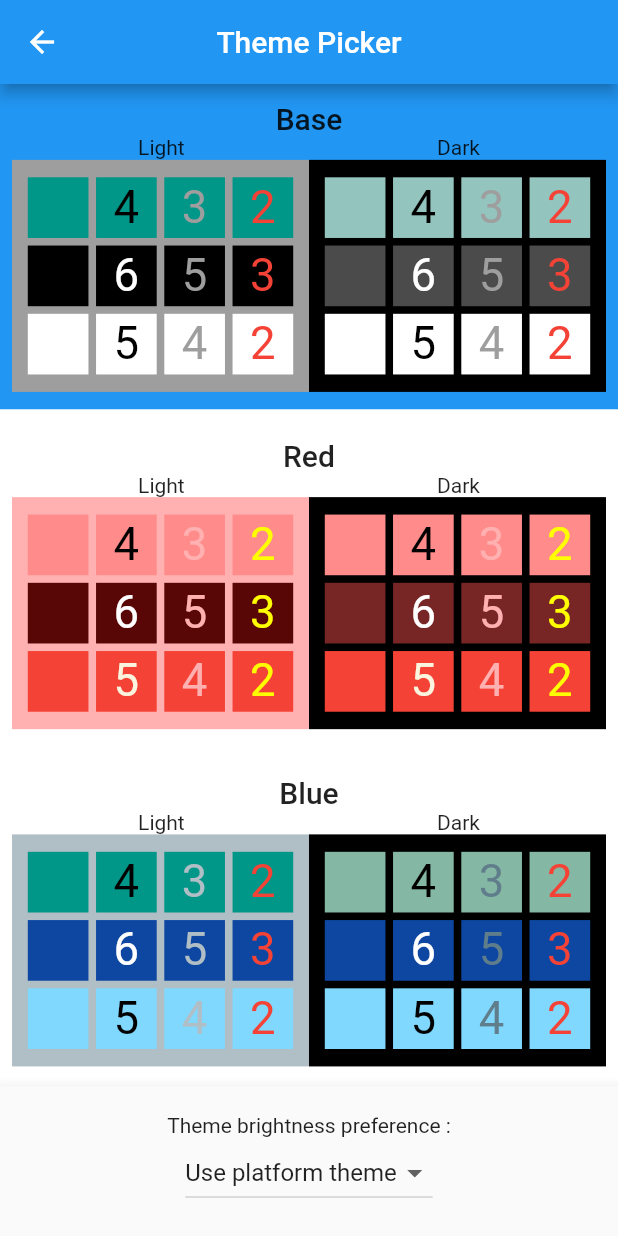
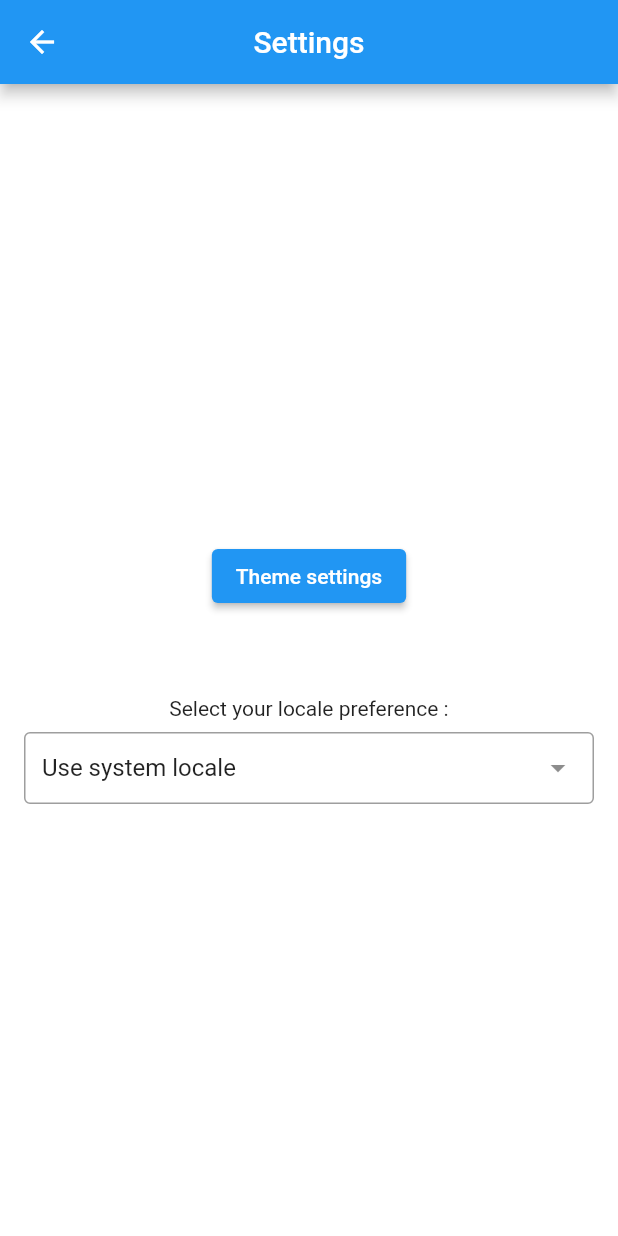
Before and after one commit to ArthurVinbeau/mosaic, a Flutter app: the screen it shows after launch, after a tap on the "settings" icon, on a phone screen of 412 x 824 dp. Run offline on Flutter 3.47's test engine with Material 2 defaults, Android fonts, the phone set to English and light mode, and no system bars; drawn by our look-alikes of dropdown_search; our stand-ins replace bloc, equatable, flutter_bloc, flutter_localized_locales, logger, shared_preferences and 1 more; generated files the repository leaves out were written again.

Commit message:
feat(Locale): locale picker

```diff
--- /dev/null
+++ b/lib/blocs/locale/locale_bloc.dart
@@ -0,0 +1,51 @@
+import 'dart:ui';
+
+import 'package:bloc/bloc.dart';
+import 'package:flutter_gen/gen_l10n/app_localizations.dart';
+import 'package:meta/meta.dart';
+import 'package:shared_preferences/shared_preferences.dart';
+
+part 'locale_event.dart';
+
+part 'locale_state.dart';
+
+class LocaleBloc extends Bloc<LocaleEvent, LocaleState> {
+  Locale? _locale;
+  Locale? _fallback;
+
+  static const prefsKey = "locale";
+
+  LocaleBloc([Locale? locale])
+      : _locale = locale,
+        super(LocaleState(locale)) {
+    on<LocalePickedEvent>(_onPicked);
+    on<LoadLocaleEvent>(_onLoad);
+  }
+
+  void _onLoad(LoadLocaleEvent event, Emitter emit) async {
+    _fallback = event.fallbackLocale;
+    final prefs = await SharedPreferences.getInstance();
+    final str = prefs.getString(prefsKey);
+    if (str != null) {
+      _locale = AppLocalizations.supportedLocales
+          .firstWhere((Locale l) => l.toLanguageTag() == str, orElse: () => _fallback!);
+    }
+    emit(LocaleState(_locale));
+  }
+
+  void _onPicked(LocalePickedEvent event, Emitter emit) {
+    if (event.locale == null || AppLocalizations.supportedLocales.contains(event.locale)) {
+      _locale = event.locale;
+    } else {
+      _locale = _fallback;
+    }
+    SharedPreferences.getInstance().then((prefs) {
+      if (_locale != null) {
+        prefs.setString(prefsKey, _locale!.toLanguageTag());
+      } else {
+        prefs.remove(prefsKey);
+      }
+    });
+    emit(LocaleState(_locale));
+  }
+}
--- /dev/null
+++ b/lib/blocs/locale/locale_event.dart
@@ -0,0 +1,16 @@
+part of 'locale_bloc.dart';
+
+@immutable
+abstract class LocaleEvent {}
+
+class LoadLocaleEvent extends LocaleEvent {
+  final Locale fallbackLocale;
+
+  LoadLocaleEvent(this.fallbackLocale);
+}
+
+class LocalePickedEvent extends LocaleEvent {
+  final Locale? locale;
+
+  LocalePickedEvent(this.locale);
+}
--- /dev/null
+++ b/lib/blocs/locale/locale_state.dart
@@ -0,0 +1,8 @@
+part of 'locale_bloc.dart';
+
+@immutable
+class LocaleState {
+  final Locale? locale;
+
+  const LocaleState(this.locale);
+}
--- a/lib/l10n/app_en.arb
+++ b/lib/l10n/app_en.arb
@@ -212,5 +212,21 @@
   "denyDialog": "no",
   "@denyDialog": {
     "description": "Deny dialog action"
+  },
+  "settingsTitle": "Settings",
+  "@settingsTitle": {
+    "description": "Settings page title"
+  },
+  "themeSettingsButton": "Theme settings",
+  "@themeSettingsButton": {
+    "description": "The button that leads to the theme settings"
+  },
+  "localePicker": "Select your locale preference :",
+  "@localePicker": {
+    "description": "Locale preference picker label"
+  },
+  "useSystemLocale": "Use system locale",
+  "@useSystemLocale": {
+    "description": "use system locale"
   }
 }
--- a/lib/l10n/app_fr.arb
+++ b/lib/l10n/app_fr.arb
@@ -39,5 +39,9 @@
   "restartConfirmation": "Redémarrer la partie actuelle ?",
   "restartConfirmationDescription": "Vous perdrez votre progression actuelle",
   "confirmDialog": "oui",
-  "denyDialog": "non"
+  "denyDialog": "non",
+  "settingsTitle": "Paramètres",
+  "themeSettingsButton": "Paramètres des thèmes",
+  "localePicker": "Préférence de langue :",
+  "useSystemLocale": "Utiliser la langue de l'appareil"
 }
--- a/lib/main.dart
+++ b/lib/main.dart
@@ -1,14 +1,18 @@
+import 'dart:ui';
+
 import 'package:flutter/material.dart';
 import 'package:flutter_bloc/flutter_bloc.dart';
 import 'package:flutter_gen/gen_l10n/app_localizations.dart';
+import 'package:flutter_localized_locales/flutter_localized_locales.dart';
 import 'package:mosaic/blocs/app_state/app_state_bloc.dart';
 import 'package:mosaic/blocs/game/game_bloc.dart';
+import 'package:mosaic/blocs/locale/locale_bloc.dart';
 import 'package:mosaic/blocs/theme/theme_cubit.dart';
 import 'package:mosaic/blocs/theme_picker/theme_picker_bloc.dart';
 import 'package:mosaic/blocs/timer/timer_bloc.dart';
 import 'package:mosaic/blocs/tutorial/tutorial_bloc.dart';
 import 'package:mosaic/presentation/new_game_widget.dart';
-import 'package:mosaic/theme_picker.dart';
+import 'package:mosaic/settings_page.dart';
 import 'package:mosaic/tutorial_page.dart';
 import 'package:mosaic/utils/config.dart';
 
@@ -40,18 +44,29 @@ class MyApp extends StatelessWidget {
                 ThemeCubit(MediaQueryData.fromWindow(WidgetsBinding.instance.window).platformBrightness)),
         BlocProvider<ThemePickerBloc>(create: (context) => ThemePickerBloc(BlocProvider.of<ThemeCubit>(context))),
         BlocProvider<TutorialBloc>(create: (context) => TutorialBloc()),
+        BlocProvider<LocaleBloc>(
+          create: (context) => LocaleBloc()..add(LoadLocaleEvent(const Locale('en'))),
+        ),
       ],
-      child: BlocBuilder<ThemeCubit, ThemeState>(builder: (BuildContext context, ThemeState state) {
+      child: BlocBuilder<ThemeCubit, ThemeState>(builder: (BuildContext context, ThemeState themeState) {
+        return BlocBuilder<LocaleBloc, LocaleState>(
+          builder: (context, localeState) {
             return MaterialApp(
               onGenerateTitle: (context) => AppLocalizations.of(context)!.appTitle,
               navigatorKey: navigatorKey,
-          localizationsDelegates: AppLocalizations.localizationsDelegates,
+              localizationsDelegates: const [
+                LocaleNamesLocalizationsDelegate(),
+                ...AppLocalizations.localizationsDelegates
+              ],
+              locale: localeState.locale,
               supportedLocales: AppLocalizations.supportedLocales,
               theme: ThemeData(
-            primarySwatch: state.theme.primaryColor,
-            brightness: state.theme.brightness,
+                primarySwatch: themeState.theme.primaryColor,
+                brightness: themeState.theme.brightness,
               ),
               home: const MyHomePage(),
+            );
+          },
         );
       }),
     );
@@ -91,7 +106,7 @@ class _MyHomePageState extends State<MyHomePage> with WidgetsBindingObserver {
           centerTitle: true,
           actions: [
             IconButton(
-                onPressed: () => Navigator.push(context, MaterialPageRoute(builder: (ctx) => const ThemePicker())),
+                onPressed: () => Navigator.push(context, MaterialPageRoute(builder: (ctx) => const SettingsPage())),
                 icon: const Icon(Icons.settings))
           ],
         ),
--- /dev/null
+++ b/lib/settings_page.dart
@@ -0,0 +1,91 @@
+import 'package:dropdown_search/dropdown_search.dart';
+import 'package:flutter/material.dart';
+import 'package:flutter_bloc/flutter_bloc.dart';
+import 'package:flutter_gen/gen_l10n/app_localizations.dart';
+import 'package:flutter_localized_locales/flutter_localized_locales.dart';
+import 'package:mosaic/blocs/theme/theme_cubit.dart';
+import 'package:mosaic/theme_picker.dart';
+
+import 'blocs/locale/locale_bloc.dart';
+
+class SettingsPage extends StatelessWidget {
+  const SettingsPage({Key? key}) : super(key: key);
+
+  @override
+  Widget build(BuildContext context) {
+    final loc = AppLocalizations.of(context)!;
+
+    return BlocBuilder<ThemeCubit, ThemeState>(
+      builder: (context, state) {
+        return Scaffold(
+          appBar: AppBar(
+            title: Text(loc.settingsTitle),
+            centerTitle: true,
+          ),
+          backgroundColor: state.theme.menuBackground,
+          body: BlocBuilder<LocaleBloc, LocaleState>(
+            builder: (context, state) {
+              return LayoutBuilder(builder: (BuildContext context, BoxConstraints viewportConstraints) {
+                return SingleChildScrollView(
+                  child: ConstrainedBox(
+                    constraints: BoxConstraints(
+                      minHeight: viewportConstraints.maxHeight,
+                    ),
+                    child: Padding(
+                      padding: const EdgeInsets.all(16.0),
+                      child: Column(
+                        mainAxisSize: MainAxisSize.min,
+                        mainAxisAlignment: MainAxisAlignment.center,
+                        children: <Widget>[
+                          Padding(
+                            padding: const EdgeInsets.all(16.0),
+                            child: ElevatedButton(
+                                onPressed: () =>
+                                    Navigator.push(context, MaterialPageRoute(builder: (ctx) => const ThemePicker())),
+                                child: Text(loc.themeSettingsButton)),
+                          ),
+                          const SizedBox(height: 32),
+                          Padding(
+                            padding: const EdgeInsets.all(8.0),
+                            child: Text(loc.localePicker),
+                          ),
+                          DropdownSearch<int>(
+                            items: List.generate(AppLocalizations.supportedLocales.length + 1, (index) => index),
+                            selectedItem: state.locale == null
+                                ? AppLocalizations.supportedLocales.length
+                                : AppLocalizations.supportedLocales.indexOf(state.locale!),
+                            itemAsString: (index) {
+                              if (index < AppLocalizations.supportedLocales.length) {
+                                return LocaleNamesLocalizationsDelegate
+                                        .nativeLocaleNames[AppLocalizations.supportedLocales[index].toLanguageTag()]
+                                    as String;
+                              } else {
+                                return loc.useSystemLocale;
+                              }
+                            },
+                            popupProps: const PopupProps.dialog(
+                              showSearchBox: true,
+                              fit: FlexFit.loose,
+                            ),
+                            onChanged: (int? newValue) {
+                              if (newValue != null) {
+                                context.read<LocaleBloc>().add(LocalePickedEvent(
+                                    newValue < AppLocalizations.supportedLocales.length
+                                        ? AppLocalizations.supportedLocales[newValue]
+                                        : null));
+                              }
+                            },
+                          ),
+                        ],
+                      ),
+                    ),
+                  ),
+                );
+              });
+            },
+          ),
+        );
+      },
+    );
+  }
+}
--- a/pubspec.yaml
+++ b/pubspec.yaml
@@ -15,7 +15,7 @@ publish_to: 'none' # Remove this line if you wish to publish to pub.dev
 # In iOS, build-name is used as CFBundleShortVersionString while build-number used as CFBundleVersion.
 # Read more about iOS versioning at
 # https://developer.apple.com/library/archive/documentation/General/Reference/InfoPlistKeyReference/Articles/CoreFoundationKeys.html
-version: 1.3.1+7
+version: 1.4.0+8
 
 environment:
   sdk: ">=2.16.2 <3.0.0"
@@ -41,6 +41,8 @@ dependencies:
   equatable: ^2.0.3
   vibration: ^1.7.5
   intl: ^0.17.0
+  dropdown_search: ^5.0.2
+  flutter_localized_locales: ^2.0.3
 
 dev_dependencies:
   flutter_test:
```
Also changed, not shown: pubspec.lock. Lines whose indentation alone changed are shown as unchanged.
